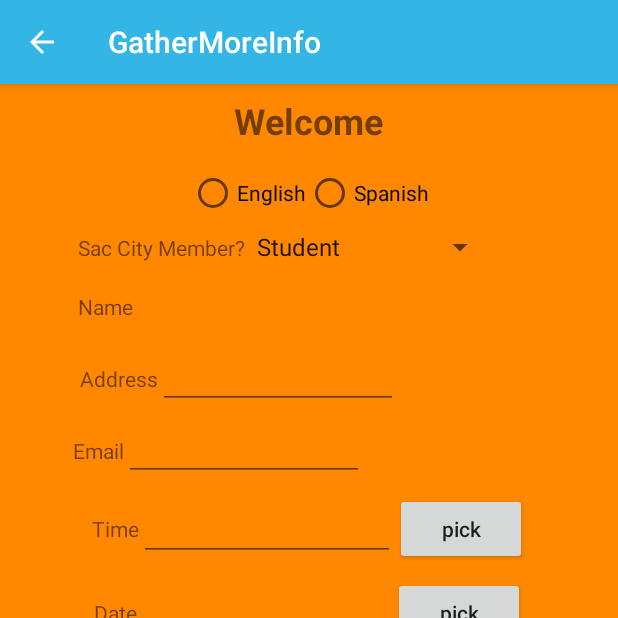
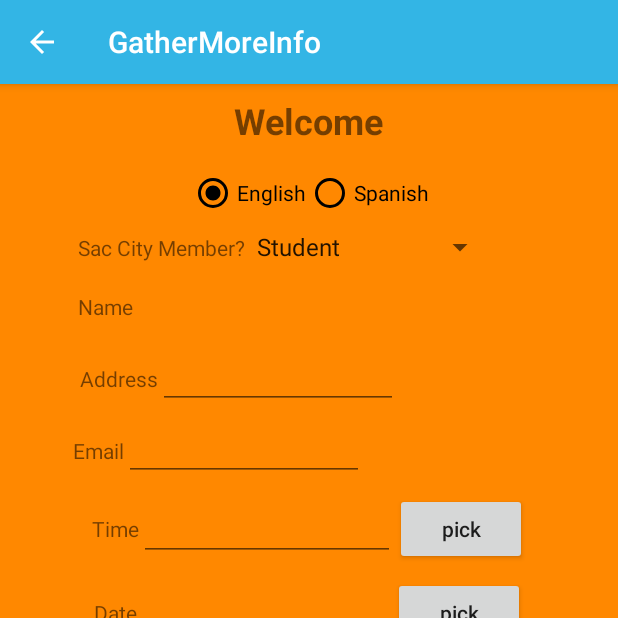
Before and after one commit to jyorkcar81/Portal_upgrade3, an Android app: the GatherMoreInfo screen opened directly, with no data from a screen before it, on a phone screen of 412 x 824 dp, the top half of it. Run offline under Robolectric (Android 15) with nearby library versions, the phone set to English and light mode, and no system bars.

Commit message:
Upgrade3 File io added.

```diff
--- a/app/src/main/res/layout-land/more_info.xml
+++ b/app/src/main/res/layout-land/more_info.xml
@@ -16,7 +16,7 @@
         android:layout_marginLeft="8dp"
         android:layout_marginRight="8dp"
         android:layout_marginStart="8dp"
-        android:layout_marginTop="16dp"
+        android:layout_marginTop="8dp"
         android:orientation="horizontal"
         app:layout_constraintLeft_toLeftOf="parent"
         app:layout_constraintRight_toRightOf="parent"
@@ -42,22 +42,88 @@
 
     </LinearLayout>
 
-    <LinearLayout
-        android:id="@+id/linearLayout567"
+    <RadioGroup
+        android:id="@+id/radioGroup2"
         android:layout_width="wrap_content"
         android:layout_height="wrap_content"
         android:layout_marginEnd="8dp"
         android:layout_marginLeft="8dp"
         android:layout_marginRight="8dp"
         android:layout_marginStart="8dp"
+        android:layout_marginTop="16dp"
+        android:orientation="horizontal"
+        app:layout_constraintLeft_toLeftOf="parent"
+        app:layout_constraintRight_toRightOf="parent"
+        app:layout_constraintTop_toBottomOf="@+id/linearLayout3">
+
+        <RadioButton
+            android:id="@+id/radioButtonEnglish"
+            android:layout_width="wrap_content"
+            android:layout_height="wrap_content"
+            android:layout_weight="1"
+            android:checked="true"
+            android:text="@string/EnglishLanguage"
+            app:buttonTint="#000000" />
+
+        <RadioButton
+            android:id="@+id/radioButtonSpanish"
+            android:layout_width="wrap_content"
+            android:layout_height="wrap_content"
+            android:layout_weight="1"
+            android:checked="false"
+            android:text="@string/SpanishLanguage"
+            app:buttonTint="#000000" />
+
+    </RadioGroup>
+
+    <LinearLayout
+        android:id="@+id/linearLayout6"
+        android:layout_width="wrap_content"
+        android:layout_height="wrap_content"
+        android:layout_marginEnd="8dp"
+        android:layout_marginLeft="16dp"
+        android:layout_marginStart="8dp"
+        android:orientation="horizontal"
+        app:layout_constraintLeft_toLeftOf="parent"
         android:layout_marginTop="8dp"
+        app:layout_constraintTop_toBottomOf="@+id/radioGroup2">
+
+        <TextView
+            android:id="@+id/textView7"
+            android:layout_width="wrap_content"
+            android:layout_height="wrap_content"
+            android:layout_weight="1"
+            android:text="@string/membership"
+            tools:layout_editor_absoluteX="0dp"
+            tools:layout_editor_absoluteY="0dp" />
+
+        <Spinner
+            android:id="@+id/spinner"
+            android:layout_width="wrap_content"
+            android:layout_height="wrap_content"
+            android:layout_weight="1"
+            android:entries="@array/memberships"
+            tools:layout_editor_absoluteX="16dp"
+            tools:layout_editor_absoluteY="89dp" />
+
+    </LinearLayout>
+
+    <LinearLayout
+        android:id="@+id/linearLayout567"
+        android:layout_width="wrap_content"
+        android:layout_height="wrap_content"
+        android:layout_marginEnd="8dp"
+        android:layout_marginStart="8dp"
         android:layout_weight="1"
         android:orientation="horizontal"
         android:visibility="visible"
-        app:layout_constraintHorizontal_bias="0.048"
-        app:layout_constraintLeft_toLeftOf="parent"
+        app:layout_constraintLeft_toRightOf="@+id/linearLayout6"
+        android:layout_marginLeft="13dp"
+        android:layout_marginRight="8dp"
         app:layout_constraintRight_toRightOf="parent"
-        app:layout_constraintTop_toBottomOf="@+id/linearLayout3">
+        app:layout_constraintHorizontal_bias="0.024"
+        android:layout_marginTop="8dp"
+        app:layout_constraintTop_toBottomOf="@+id/radioGroup2">
 
         <TextView
             android:id="@+id/textViewName"
@@ -65,8 +131,7 @@
             android:layout_height="wrap_content"
             android:layout_weight="1"
             android:gravity="center"
-            android:text="@string/name"
- />
+            android:text="@string/name" />
 
         <EditText
             android:id="@+id/editTextName"
@@ -75,7 +140,8 @@
             android:layout_weight="1"
             android:ems="10"
             android:inputType="textPersonName"
-            android:textSize="14sp" />
+            android:textSize="14sp"
+            tools:ignore="LabelFor" />
 
     </LinearLayout>
 
@@ -84,17 +150,14 @@
         android:layout_width="wrap_content"
         android:layout_height="wrap_content"
         android:layout_marginEnd="8dp"
-        android:layout_marginLeft="8dp"
-        android:layout_marginRight="8dp"
+        android:layout_marginLeft="29dp"
         android:layout_marginStart="8dp"
-        android:layout_marginTop="15dp"
         android:layout_weight="1"
         android:gravity="center"
         android:orientation="horizontal"
-        app:layout_constraintHorizontal_bias="0.052"
         app:layout_constraintLeft_toLeftOf="parent"
-        app:layout_constraintRight_toRightOf="parent"
-        app:layout_constraintTop_toBottomOf="@+id/linearLayout567">
+        android:layout_marginTop="27dp"
+        app:layout_constraintTop_toBottomOf="@+id/linearLayout6">
 
         <TextView
             android:id="@+id/textViewAddress"
@@ -110,7 +173,8 @@
             android:layout_weight="1"
             android:ems="10"
             android:inputType="textPostalAddress"
-            android:textSize="14sp" />
+            android:textSize="14sp"
+            tools:ignore="LabelFor" />
 
     </LinearLayout>
 
@@ -118,15 +182,17 @@
         android:id="@+id/linearLayout4"
         android:layout_width="wrap_content"
         android:layout_height="wrap_content"
+        android:layout_marginEnd="8dp"
+        android:layout_marginStart="8dp"
+        android:layout_weight="1"
+        android:orientation="horizontal"
+        android:layout_marginTop="13dp"
+        app:layout_constraintTop_toBottomOf="@+id/linearLayout567"
+        app:layout_constraintLeft_toRightOf="@+id/linearLayout2"
         android:layout_marginLeft="8dp"
         android:layout_marginRight="8dp"
-        android:layout_marginTop="15dp"
-        android:layout_weight="1"
-        android:orientation="horizontal"
-        app:layout_constraintHorizontal_bias="0.047"
-        app:layout_constraintLeft_toLeftOf="parent"
         app:layout_constraintRight_toRightOf="parent"
-        app:layout_constraintTop_toBottomOf="@+id/linearLayout2">
+        app:layout_constraintHorizontal_bias="0.434">
 
         <TextView
             android:id="@+id/textViewEmail"
@@ -142,8 +208,9 @@
             android:layout_height="wrap_content"
             android:layout_weight="1"
             android:ems="10"
-            android:inputType="textPersonName"
-            android:textSize="14sp" />
+            android:inputType="textWebEmailAddress"
+            android:textSize="14sp"
+            tools:ignore="LabelFor" />
 
     </LinearLayout>
 
@@ -151,63 +218,111 @@
         android:id="@+id/linearLayout5"
         android:layout_width="wrap_content"
         android:layout_height="wrap_content"
-        android:layout_marginLeft="8dp"
-        android:layout_marginRight="8dp"
-        android:layout_marginTop="15dp"
+        android:layout_marginEnd="8dp"
+        android:layout_marginLeft="16dp"
+        android:layout_marginStart="8dp"
         android:layout_weight="1"
         android:orientation="horizontal"
-        app:layout_constraintHorizontal_bias="0.028"
+        android:visibility="visible"
         app:layout_constraintLeft_toLeftOf="parent"
-        app:layout_constraintRight_toRightOf="parent"
-        app:layout_constraintTop_toBottomOf="@+id/linearLayout4">
+        android:layout_marginTop="27dp"
+        app:layout_constraintTop_toBottomOf="@+id/linearLayout2">
 
         <TextView
             android:id="@+id/textView11"
             android:layout_width="wrap_content"
             android:layout_height="wrap_content"
-            android:text="@string/time" />
+            android:text="@string/time"
+            android:visibility="visible" />
 
-        <TextClock
-            android:id="@+id/textClock"
+        <EditText
+            android:id="@+id/editTextTime"
             android:layout_width="wrap_content"
             android:layout_height="wrap_content"
-            android:layout_weight="1" />
+            android:layout_weight="1"
+            android:ems="8"
+            android:inputType="textPersonName"
+            tools:ignore="LabelFor" />
+
+        <Button
+            android:id="@+id/button3"
+            android:layout_width="wrap_content"
+            android:layout_height="wrap_content"
+            android:layout_weight="1"
+            android:onClick="showTimePickerDialog"
+            android:text="@string/picker"
+            android:textAllCaps="false" />
+
     </LinearLayout>
 
     <LinearLayout
         android:id="@+id/linearLayout555Id"
         android:layout_width="wrap_content"
         android:layout_height="wrap_content"
-        android:layout_marginBottom="8dp"
-        android:layout_marginLeft="8dp"
-        android:layout_marginRight="8dp"
-        android:layout_marginTop="8dp"
+        android:layout_marginEnd="8dp"
+        android:layout_marginRight="4dp"
+        android:layout_marginStart="8dp"
         android:layout_weight="1"
         android:gravity="center"
         android:orientation="horizontal"
-        app:layout_constraintBottom_toBottomOf="parent"
-        app:layout_constraintHorizontal_bias="0.023"
-        app:layout_constraintLeft_toLeftOf="parent"
+        android:visibility="visible"
         app:layout_constraintRight_toRightOf="parent"
-        app:layout_constraintTop_toBottomOf="@+id/linearLayout5"
-        app:layout_constraintVertical_bias="0.047">
+        android:layout_marginTop="8dp"
+        app:layout_constraintTop_toBottomOf="@+id/linearLayout4"
+        app:layout_constraintLeft_toRightOf="@+id/linearLayout5"
+        android:layout_marginLeft="0dp">
 
         <TextView
             android:id="@+id/dateId"
             android:layout_width="wrap_content"
             android:layout_height="wrap_content"
             android:layout_weight="1"
-            android:gravity="center"
             android:text="@string/date"
 
+            android:visibility="visible"
             tools:layout_editor_absoluteX="113dp"
             tools:layout_editor_absoluteY="365dp" />
 
-        <TextView
-            android:id="@+id/textViewDate"
+        <EditText
+            android:id="@+id/editTextDate"
             android:layout_width="wrap_content"
             android:layout_height="wrap_content"
-            android:layout_weight="1" />
+            android:layout_weight="1"
+            android:ems="8"
+            android:inputType="date"
+            tools:ignore="LabelFor" />
+
+        <Button
+            android:id="@+id/button"
+            android:layout_width="wrap_content"
+            android:layout_height="wrap_content"
+            android:layout_weight="1"
+            android:onClick="showDatePickerDialog"
+            android:text="@string/picker"
+            android:textAllCaps="false" />
+
+    </LinearLayout>
+
+    <LinearLayout
+        android:layout_width="wrap_content"
+        android:layout_height="wrap_content"
+        android:layout_marginTop="8dp"
+        android:orientation="horizontal"
+        app:layout_constraintLeft_toLeftOf="parent"
+        app:layout_constraintRight_toRightOf="parent"
+        app:layout_constraintTop_toBottomOf="@+id/linearLayout555Id"
+        app:layout_constraintBottom_toBottomOf="parent"
+        android:layout_marginBottom="8dp">
+
+        <Button
+            android:id="@+id/button4"
+            android:layout_width="wrap_content"
+            android:layout_height="wrap_content"
+            android:layout_weight="1"
+            android:onClick="sendMessage"
+            android:text="@string/submit"
+            android:textAllCaps="false"
+            tools:ignore="InefficientWeight" />
 
     </LinearLayout>
 
--- a/app/src/main/res/layout/more_info.xml
+++ b/app/src/main/res/layout/more_info.xml
@@ -12,15 +12,15 @@
         android:id="@+id/linearLayout3"
         android:layout_width="wrap_content"
         android:layout_height="wrap_content"
+        android:layout_marginEnd="8dp"
+        android:layout_marginLeft="8dp"
+        android:layout_marginRight="8dp"
+        android:layout_marginStart="8dp"
+        android:layout_marginTop="8dp"
         android:orientation="horizontal"
-        app:layout_constraintTop_toTopOf="parent"
-        android:layout_marginTop="8dp"
-        android:layout_marginLeft="8dp"
         app:layout_constraintLeft_toLeftOf="parent"
-        android:layout_marginRight="8dp"
         app:layout_constraintRight_toRightOf="parent"
-        android:layout_marginStart="8dp"
-        android:layout_marginEnd="8dp">
+        app:layout_constraintTop_toTopOf="parent">
 
         <TextView
             android:id="@+id/textView5"
@@ -43,49 +43,53 @@
     </LinearLayout>
 
     <RadioGroup
+        android:id="@+id/radioGroup2"
         android:layout_width="wrap_content"
         android:layout_height="wrap_content"
+        android:layout_marginEnd="8dp"
+        android:layout_marginLeft="8dp"
+        android:layout_marginRight="8dp"
+        android:layout_marginStart="8dp"
+        android:layout_marginTop="16dp"
         android:orientation="horizontal"
-        android:layout_marginLeft="8dp"
         app:layout_constraintLeft_toLeftOf="parent"
-        android:layout_marginRight="8dp"
         app:layout_constraintRight_toRightOf="parent"
-        android:layout_marginTop="16dp"
-        app:layout_constraintTop_toBottomOf="@+id/linearLayout3"
-        android:id="@+id/radioGroup2"
-        android:layout_marginStart="8dp"
-        android:layout_marginEnd="8dp">
+        app:layout_constraintTop_toBottomOf="@+id/linearLayout3">
 
         <RadioButton
             android:id="@+id/radioButtonEnglish"
             android:layout_width="wrap_content"
             android:layout_height="wrap_content"
             android:layout_weight="1"
-            android:text="@string/EnglishLanguage" />
+            android:checked="true"
+            android:text="@string/EnglishLanguage"
+            app:buttonTint="#000000" />
 
         <RadioButton
             android:id="@+id/radioButtonSpanish"
             android:layout_width="wrap_content"
             android:layout_height="wrap_content"
             android:layout_weight="1"
-            android:text="@string/SpanishLanguage" />
+            android:checked="false"
+            android:text="@string/SpanishLanguage"
+            app:buttonTint="#000000" />
 
     </RadioGroup>
 
     <LinearLayout
+        android:id="@+id/linearLayout6"
         android:layout_width="wrap_content"
         android:layout_height="wrap_content"
+        android:layout_marginEnd="8dp"
+        android:layout_marginLeft="8dp"
+        android:layout_marginRight="8dp"
+        android:layout_marginStart="8dp"
+        android:layout_marginTop="8dp"
         android:orientation="horizontal"
-        android:layout_marginLeft="8dp"
+        app:layout_constraintHorizontal_bias="0.377"
         app:layout_constraintLeft_toLeftOf="parent"
-        android:layout_marginRight="8dp"
         app:layout_constraintRight_toRightOf="parent"
-        android:layout_marginTop="8dp"
-        app:layout_constraintTop_toBottomOf="@+id/radioGroup2"
-        android:id="@+id/linearLayout6"
-        android:layout_marginStart="8dp"
-        android:layout_marginEnd="8dp"
-        app:layout_constraintHorizontal_bias="0.377">
+        app:layout_constraintTop_toBottomOf="@+id/radioGroup2">
 
         <TextView
             android:id="@+id/textView7"
@@ -111,18 +115,18 @@
         android:id="@+id/linearLayout567"
         android:layout_width="wrap_content"
         android:layout_height="wrap_content"
+        android:layout_marginEnd="8dp"
+        android:layout_marginLeft="8dp"
+        android:layout_marginRight="8dp"
+        android:layout_marginStart="8dp"
+        android:layout_marginTop="8dp"
         android:layout_weight="1"
         android:orientation="horizontal"
         android:visibility="visible"
-        android:layout_marginLeft="8dp"
+        app:layout_constraintHorizontal_bias="0.222"
         app:layout_constraintLeft_toLeftOf="parent"
-        android:layout_marginRight="8dp"
         app:layout_constraintRight_toRightOf="parent"
-        android:layout_marginTop="8dp"
-        app:layout_constraintTop_toBottomOf="@+id/linearLayout6"
-        android:layout_marginStart="8dp"
-        android:layout_marginEnd="8dp"
-        app:layout_constraintHorizontal_bias="0.222">
+        app:layout_constraintTop_toBottomOf="@+id/linearLayout6">
 
         <TextView
             android:id="@+id/textViewName"
@@ -130,8 +134,7 @@
             android:layout_height="wrap_content"
             android:layout_weight="1"
             android:gravity="center"
-            android:text="@string/name"
- />
+            android:text="@string/name" />
 
         <EditText
             android:id="@+id/editTextName"
@@ -140,7 +143,8 @@
             android:layout_weight="1"
             android:ems="10"
             android:inputType="textPersonName"
-            android:textSize="14sp" />
+            android:textSize="14sp"
+            tools:ignore="LabelFor" />
 
     </LinearLayout>
 
@@ -148,18 +152,18 @@
         android:id="@+id/linearLayout2"
         android:layout_width="wrap_content"
         android:layout_height="wrap_content"
+        android:layout_marginEnd="8dp"
+        android:layout_marginLeft="8dp"
+        android:layout_marginRight="8dp"
+        android:layout_marginStart="8dp"
+        android:layout_marginTop="8dp"
         android:layout_weight="1"
         android:gravity="center"
         android:orientation="horizontal"
-        android:layout_marginLeft="8dp"
+        app:layout_constraintHorizontal_bias="0.245"
         app:layout_constraintLeft_toLeftOf="parent"
-        android:layout_marginRight="8dp"
         app:layout_constraintRight_toRightOf="parent"
-        android:layout_marginTop="8dp"
-        app:layout_constraintTop_toBottomOf="@+id/linearLayout567"
-        android:layout_marginStart="8dp"
-        android:layout_marginEnd="8dp"
-        app:layout_constraintHorizontal_bias="0.245">
+        app:layout_constraintTop_toBottomOf="@+id/linearLayout567">
 
         <TextView
             android:id="@+id/textViewAddress"
@@ -175,7 +179,8 @@
             android:layout_weight="1"
             android:ems="10"
             android:inputType="textPostalAddress"
-            android:textSize="14sp" />
+            android:textSize="14sp"
+            tools:ignore="LabelFor" />
 
     </LinearLayout>
 
@@ -183,17 +188,17 @@
         android:id="@+id/linearLayout4"
         android:layout_width="wrap_content"
         android:layout_height="wrap_content"
+        android:layout_marginEnd="8dp"
+        android:layout_marginLeft="8dp"
+        android:layout_marginRight="8dp"
+        android:layout_marginStart="8dp"
+        android:layout_marginTop="8dp"
         android:layout_weight="1"
         android:orientation="horizontal"
-        android:layout_marginLeft="8dp"
+        app:layout_constraintHorizontal_bias="0.201"
         app:layout_constraintLeft_toLeftOf="parent"
-        android:layout_marginRight="8dp"
         app:layout_constraintRight_toRightOf="parent"
-        android:layout_marginTop="8dp"
-        app:layout_constraintTop_toBottomOf="@+id/linearLayout2"
-        android:layout_marginStart="8dp"
-        android:layout_marginEnd="8dp"
-        app:layout_constraintHorizontal_bias="0.201">
+        app:layout_constraintTop_toBottomOf="@+id/linearLayout2">
 
         <TextView
             android:id="@+id/textViewEmail"
@@ -210,7 +215,8 @@
             android:layout_weight="1"
             android:ems="10"
             android:inputType="textWebEmailAddress"
-            android:textSize="14sp" />
+            android:textSize="14sp"
+            tools:ignore="LabelFor" />
 
     </LinearLayout>
 
@@ -226,10 +232,10 @@
         android:layout_weight="1"
         android:orientation="horizontal"
         android:visibility="visible"
+        app:layout_constraintHorizontal_bias="0.503"
         app:layout_constraintLeft_toLeftOf="parent"
         app:layout_constraintRight_toRightOf="parent"
-        app:layout_constraintTop_toBottomOf="@+id/linearLayout4"
-        app:layout_constraintHorizontal_bias="0.503">
+        app:layout_constraintTop_toBottomOf="@+id/linearLayout4">
 
         <TextView
             android:id="@+id/textView11"
@@ -244,7 +250,8 @@
             android:layout_height="wrap_content"
             android:layout_weight="1"
             android:ems="8"
-            android:inputType="textPersonName" />
+            android:inputType="textPersonName"
+            tools:ignore="LabelFor" />
 
         <Button
             android:id="@+id/button3"
@@ -291,7 +298,8 @@
             android:layout_height="wrap_content"
             android:layout_weight="1"
             android:ems="8"
-            android:inputType="date" />
+            android:inputType="date"
+            tools:ignore="LabelFor" />
 
         <Button
             android:id="@+id/button"
@@ -307,10 +315,10 @@
     <LinearLayout
         android:layout_width="wrap_content"
         android:layout_height="wrap_content"
+        android:layout_marginTop="8dp"
         android:orientation="horizontal"
         app:layout_constraintLeft_toLeftOf="parent"
         app:layout_constraintRight_toRightOf="parent"
-        android:layout_marginTop="8dp"
         app:layout_constraintTop_toBottomOf="@+id/linearLayout555Id">
 
         <Button
@@ -320,7 +328,8 @@
             android:layout_weight="1"
             android:onClick="sendMessage"
             android:text="@string/submit"
-            android:textAllCaps="false" />
+            android:textAllCaps="false"
+            tools:ignore="InefficientWeight" />
 
     </LinearLayout>
 
--- a/app/src/main/res/values/colors.xml
+++ b/app/src/main/res/values/colors.xml
@@ -1,6 +1,6 @@
 <?xml version="1.0" encoding="utf-8"?>
 <resources>
-    <color name="colorPrimary">#ff9800</color>
+    <color name="colorPrimary">#FF9800</color>
     <color name="colorPrimaryDark">#000000</color>
     <color name="colorAccent">#ffc400</color>
 </resources>
```
Also changed, not shown: app/src/main/java/com/example/amd/portal/GatherMoreInfo.java (+143 -94 lines), app/src/main/res/layout/activity_main.xml (+12 -6 lines).
